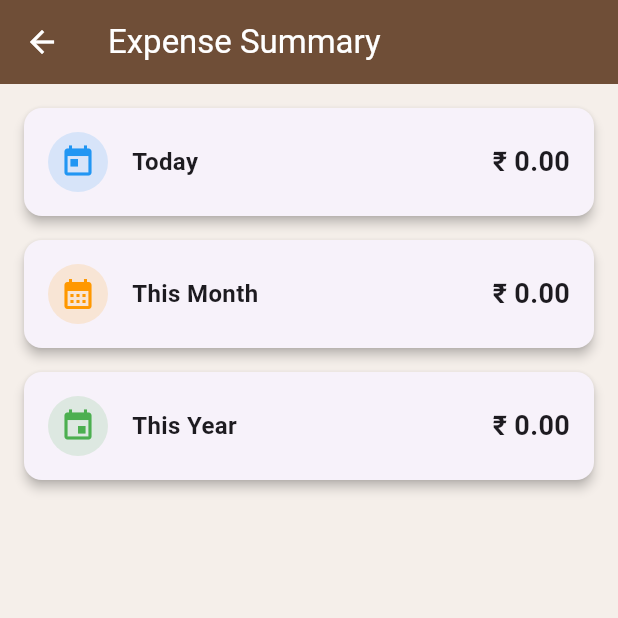
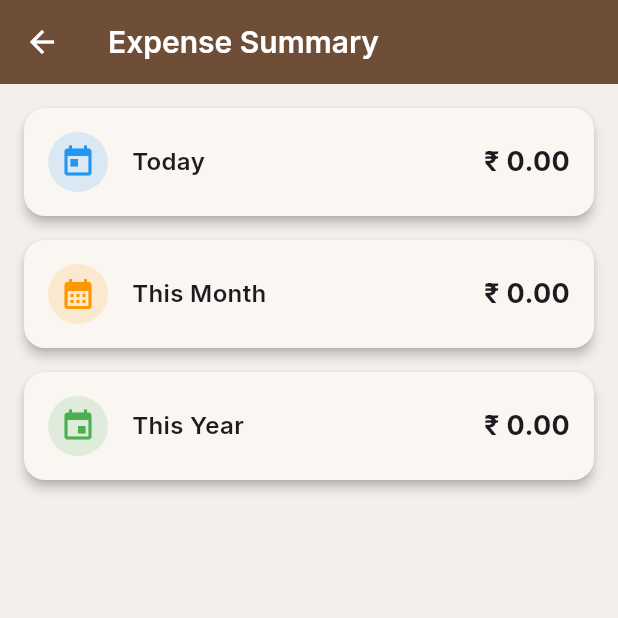
Before and after one commit to CodewithVipin/expense_tracker_app, a Flutter app: the screen it shows after launch, after a tap on the "analytics" icon, on a phone screen of 412 x 824 dp, the top half of it. Run offline on Flutter 3.47's test engine with Material 3 defaults, Android fonts, the phone set to English and light mode, and no system bars; our stand-ins replace google_fonts, sqflite; accounts and stored records are empty.

Commit message:
Expense summary screen updated fully working

```diff
--- a/lib/core/app_theme.dart
+++ b/lib/core/app_theme.dart
@@ -1,23 +1,42 @@
 import 'package:flutter/material.dart';
+import 'package:google_fonts/google_fonts.dart';
 
 class AppTheme {
-  static final ThemeData lightTheme = ThemeData(
-    brightness: Brightness.light,
-    primarySwatch: Colors.brown,
-    scaffoldBackgroundColor: const Color(0xFFF5EFEA),
-    appBarTheme: const AppBarTheme(
+  static ThemeData lightTheme = ThemeData(
+    scaffoldBackgroundColor: const Color(0xFFF4EFEA),
+
+    textTheme: GoogleFonts.interTextTheme().copyWith(
+      titleLarge: GoogleFonts.inter(fontSize: 22, fontWeight: FontWeight.w600),
+      titleMedium: GoogleFonts.inter(fontSize: 16, fontWeight: FontWeight.w500),
+      bodyMedium: GoogleFonts.inter(fontSize: 14, fontWeight: FontWeight.w400),
+    ),
+
+    // ✅ FIXED HERE
+    cardTheme: CardThemeData(
+      color: const Color(0xFFFAF7F3),
+      elevation: 2,
+      shape: RoundedRectangleBorder(borderRadius: BorderRadius.circular(14)),
+    ),
+
+    appBarTheme: AppBarTheme(
+      backgroundColor: const Color(0xFF6F4E37),
+      titleTextStyle: GoogleFonts.inter(
+        fontSize: 20,
+        fontWeight: FontWeight.w600,
+        color: Colors.white,
+      ),
+      iconTheme: const IconThemeData(color: Colors.white),
+    ),
+
+    floatingActionButtonTheme: const FloatingActionButtonThemeData(
       backgroundColor: Color(0xFF6F4E37),
-      foregroundColor: Colors.white,
     ),
   );
 
-  static final ThemeData darkTheme = ThemeData(
-    brightness: Brightness.dark,
-    primarySwatch: Colors.brown,
-    scaffoldBackgroundColor: const Color(0xFF1E1E1E),
-    appBarTheme: const AppBarTheme(
-      backgroundColor: Color(0xFF3E2723),
-      foregroundColor: Colors.white,
+  static ThemeData darkTheme = ThemeData.dark().copyWith(
+    textTheme: GoogleFonts.interTextTheme(ThemeData.dark().textTheme),
+    cardTheme: CardThemeData(
+      shape: RoundedRectangleBorder(borderRadius: BorderRadius.circular(14)),
     ),
   );
 }
--- a/lib/main.dart
+++ b/lib/main.dart
@@ -9,6 +9,16 @@ import 'viewmodels/category_viewmodel.dart';
 import 'viewmodels/theme_viewmodel.dart';
 
 void main() {
+  WidgetsFlutterBinding.ensureInitialized();
+
+  SystemChrome.setSystemUIOverlayStyle(
+    const SystemUiOverlayStyle(
+      statusBarColor: Colors.transparent,
+      statusBarIconBrightness: Brightness.light,
+      statusBarBrightness: Brightness.dark,
+    ),
+  );
+
   runApp(const ExpenseApp());
 }
 
@@ -25,24 +35,12 @@ class ExpenseApp extends StatelessWidget {
       ],
       child: Consumer<ThemeViewModel>(
         builder: (context, themeVM, _) {
-          SystemChrome.setSystemUIOverlayStyle(
-            const SystemUiOverlayStyle(
-              statusBarColor: Colors.transparent,
-              statusBarIconBrightness: Brightness.light,
-              statusBarBrightness: Brightness.dark,
-            ),
-          );
-
-          return AnimatedTheme(
-            data: themeVM.isDark ? AppTheme.darkTheme : AppTheme.lightTheme,
-            duration: const Duration(milliseconds: 200),
-            curve: Curves.easeInOut,
-            child: MaterialApp(
-              debugShowCheckedModeBanner: false,
-              theme: AppTheme.lightTheme,
-              darkTheme: AppTheme.darkTheme,
-              home: const HomeScreen(),
-            ),
+          return MaterialApp(
+            debugShowCheckedModeBanner: false,
+            themeMode: themeVM.themeMode,
+            theme: AppTheme.lightTheme,
+            darkTheme: AppTheme.darkTheme,
+            home: const HomeScreen(),
           );
         },
       ),
--- a/lib/viewmodels/expense_viewmodel.dart
+++ b/lib/viewmodels/expense_viewmodel.dart
@@ -1,10 +1,16 @@
 import 'package:flutter/material.dart';
+
 import '../models/expense_model.dart';
 import '../services/expense_service.dart';
+import '../services/settings_service.dart';
 
 class ExpenseViewModel extends ChangeNotifier {
   final ExpenseService _service = ExpenseService();
+  final SettingsService _settingsService = SettingsService();
 
+  // =========================
+  // 🔹 EXPENSE LIST
+  // =========================
   List<Expense> _expenses = [];
   List<Expense> get expenses => _expenses;
 
@@ -14,19 +20,20 @@ class ExpenseViewModel extends ChangeNotifier {
   double _monthlyBudget = 0;
   double get monthlyBudget => _monthlyBudget;
 
-  void updateMonthlyBudget(double value) {
-    _monthlyBudget = value;
+  /// Load budget from DB (call once on startup)
+  Future<void> loadMonthlyBudget() async {
+    final budget = await _settingsService.getMonthlyBudget();
+    debugPrint('📥 Loaded budget from DB: $budget');
+    _monthlyBudget = budget;
     notifyListeners();
   }
 
-  // =========================
-  // 🔹 YEARLY TOTAL
-  // =========================
-  double get yearTotal {
-    final now = DateTime.now();
-    return _expenses
-        .where((e) => e.date.year == now.year)
-        .fold(0, (sum, e) => sum + e.amount);
+  /// Update + persist budget
+  Future<void> updateMonthlyBudget(double value) async {
+    debugPrint('💾 Saving budget: $value');
+    _monthlyBudget = value;
+    await _settingsService.saveMonthlyBudget(value);
+    notifyListeners();
   }
 
   // =========================
@@ -93,6 +100,13 @@ class ExpenseViewModel extends ChangeNotifier {
         .fold(0, (sum, e) => sum + e.amount);
   }
 
+  double get yearTotal {
+    final now = DateTime.now();
+    return _expenses
+        .where((e) => e.date.year == now.year)
+        .fold(0, (sum, e) => sum + e.amount);
+  }
+
   // =========================
   // 🔹 BUDGET WARNING
   // =========================
--- a/lib/viewmodels/theme_viewmodel.dart
+++ b/lib/viewmodels/theme_viewmodel.dart
@@ -1,12 +1,15 @@
 import 'package:flutter/material.dart';
 
 class ThemeViewModel extends ChangeNotifier {
-  bool _isDark = false;
+  ThemeMode _themeMode = ThemeMode.light;
 
-  bool get isDark => _isDark;
+  ThemeMode get themeMode => _themeMode;
+  bool get isDark => _themeMode == ThemeMode.dark;
 
   void toggleTheme() {
-    _isDark = !_isDark;
+    _themeMode = _themeMode == ThemeMode.dark
+        ? ThemeMode.light
+        : ThemeMode.dark;
     notifyListeners();
   }
 }
--- a/lib/views/home_screen.dart
+++ b/lib/views/home_screen.dart
@@ -1,12 +1,11 @@
-// ignore_for_file: deprecated_member_use
+// ignore_for_file: deprecated_member_use, use_build_context_synchronously, duplicate_ignore
 
+import 'package:expense_tracker/viewmodels/theme_viewmodel.dart';
 import 'package:expense_tracker/views/screen/expense_summary_screen.dart';
 import 'package:expense_tracker/views/screen/manage_categories_screen.dart';
 import 'package:flutter/material.dart';
 import 'package:provider/provider.dart';
-
 import '../../viewmodels/expense_viewmodel.dart';
-import '../../viewmodels/theme_viewmodel.dart';
 import '../widgets/add_expense_dialog.dart';
 import '../widgets/expense_item.dart';
 
@@ -19,6 +18,16 @@ class HomeScreen extends StatefulWidget {
 
 class _HomeScreenState extends State<HomeScreen> {
   final ScrollController _scrollController = ScrollController();
+
+  @override
+  void initState() {
+    super.initState();
+    WidgetsBinding.instance.addPostFrameCallback((_) {
+      final vm = context.read<ExpenseViewModel>();
+      vm.loadMonthlyBudget();
+      vm.loadExpenses();
+    });
+  }
 
   @override
   void didChangeDependencies() {
@@ -37,41 +46,6 @@ class _HomeScreenState extends State<HomeScreen> {
         );
       }
     });
-  }
-
-  void _showEditBudgetDialog(BuildContext context, ExpenseViewModel vm) {
-    final controller = TextEditingController(
-      text: vm.monthlyBudget == 0 ? '' : vm.monthlyBudget.toStringAsFixed(0),
-    );
-
-    showDialog(
-      context: context,
-      builder: (_) => AlertDialog(
-        title: const Text('Set Monthly Budget'),
-        content: TextField(
-          controller: controller,
-          keyboardType: TextInputType.number,
-          decoration: const InputDecoration(
-            labelText: 'Enter amount',
-            prefixText: '₹ ',
-          ),
-        ),
-        actions: [
-          TextButton(
-            onPressed: () => Navigator.pop(context),
-            child: const Text('Cancel'),
-          ),
-          ElevatedButton(
-            onPressed: () {
-              final value = double.tryParse(controller.text.trim()) ?? 0;
-              vm.updateMonthlyBudget(value);
-              Navigator.pop(context);
-            },
-            child: const Text('Save'),
-          ),
-        ],
-      ),
-    );
   }
 
   @override
@@ -109,54 +83,20 @@ class _HomeScreenState extends State<HomeScreen> {
           ),
 
           // 🌗 Theme toggle icon
+          IconButton(
+            icon: const Icon(Icons.brightness_6),
+            tooltip: 'Toggle Theme',
+            onPressed: () {
+              context.read<ThemeViewModel>().toggleTheme();
+            },
+          ),
         ],
       ),
 
-      body: RepaintBoundary(
+      body: Padding(
+        padding: const EdgeInsets.only(bottom: 10),
         child: Column(
           children: [
-            Card(
-              margin: const EdgeInsets.symmetric(horizontal: 12, vertical: 6),
-              child: Padding(
-                padding: const EdgeInsets.all(14),
-                child: Row(
-                  children: [
-                    const Icon(Icons.account_balance_wallet, size: 28),
-                    const SizedBox(width: 12),
-                    Expanded(
-                      child: Column(
-                        crossAxisAlignment: CrossAxisAlignment.start,
-                        children: [
-                          const Text(
-                            'Monthly Budget',
-                            style: TextStyle(fontWeight: FontWeight.w600),
-                          ),
-                          const SizedBox(height: 4),
-                          Text(
-                            expenseVM.monthlyBudget == 0
-                                ? 'Not set'
-                                : '₹ ${expenseVM.monthlyBudget.toStringAsFixed(0)}',
-                            style: const TextStyle(
-                              fontSize: 18,
-                              fontWeight: FontWeight.bold,
-                            ),
-                          ),
-                        ],
-                      ),
-                    ),
-
-                    // ✏️ Edit Button
-                    IconButton(
-                      icon: const Icon(Icons.edit),
-                      onPressed: () {
-                        _showEditBudgetDialog(context, expenseVM);
-                      },
-                    ),
-                  ],
-                ),
-              ),
-            ),
-
             // ☀️ Today
             _summaryCard(
               icon: Icons.today,
@@ -164,31 +104,6 @@ class _HomeScreenState extends State<HomeScreen> {
               amount: expenseVM.todayTotal,
             ),
 
-            // ⚠️ Daily budget warning
-            if (expenseVM.isMonthlyBudgetExceeded)
-              Container(
-                margin: const EdgeInsets.all(12),
-                padding: const EdgeInsets.all(12),
-                decoration: BoxDecoration(
-                  color: Colors.red.withValues(alpha: 0.15),
-                  borderRadius: BorderRadius.circular(8),
-                ),
-                child: const Row(
-                  children: [
-                    Icon(Icons.warning, color: Colors.red),
-                    SizedBox(width: 8),
-                    Expanded(
-                      child: Text(
-                        'Monthly budget exceeded!',
-                        style: TextStyle(
-                          color: Colors.red,
-                          fontWeight: FontWeight.bold,
-                        ),
-                      ),
-                    ),
-                  ],
-                ),
-              ),
             // 🌙 Yesterday
             _summaryCard(
               icon: Icons.nightlight_round,
@@ -203,7 +118,7 @@ class _HomeScreenState extends State<HomeScreen> {
               amount: expenseVM.monthTotal,
             ),
 
-            const Divider(),
+            Divider(thickness: 0.8, color: Colors.brown.withOpacity(0.2)),
 
             // 📋 Expense list (full history)
             Expanded(
@@ -229,7 +144,7 @@ class _HomeScreenState extends State<HomeScreen> {
             builder: (_) => const AddExpenseDialog(),
           );
         },
-        child: const Icon(Icons.add),
+        child: const Icon(Icons.add, color: Colors.grey),
       ),
     );
   }
--- a/lib/views/screen/expense_summary_screen.dart
+++ b/lib/views/screen/expense_summary_screen.dart
@@ -1,5 +1,9 @@
+import 'package:expense_tracker/views/screen/month_overview_screen.dart';
+import 'package:expense_tracker/views/screen/today_expenses_screen.dart';
+import 'package:expense_tracker/views/screen/year_overview_screen.dart';
 import 'package:flutter/material.dart';
 import 'package:provider/provider.dart';
+
 import '../../viewmodels/expense_viewmodel.dart';
 
 class ExpenseSummaryScreen extends StatelessWidget {
@@ -8,35 +12,80 @@ class ExpenseSummaryScreen extends StatelessWidget {
   @override
   Widget build(BuildContext context) {
     final vm = context.watch<ExpenseViewModel>();
+    final now = DateTime.now();
 
     return Scaffold(
       appBar: AppBar(title: const Text('Expense Summary')),
       body: ListView(
         padding: const EdgeInsets.all(16),
         children: [
-          _summaryCard(
+          // =====================
+          // ☀️ TODAY
+          // =====================
+          GestureDetector(
+            onTap: () {
+              Navigator.push(
+                context,
+                MaterialPageRoute(builder: (_) => const TodayExpensesScreen()),
+              );
+            },
+            child: _summaryCard(
               title: 'Today',
               amount: vm.todayTotal,
               icon: Icons.today,
               color: Colors.blue,
             ),
-          _summaryCard(
+          ),
+
+          // =====================
+          // 📆 THIS MONTH
+          // =====================
+          GestureDetector(
+            onTap: () {
+              Navigator.push(
+                context,
+                MaterialPageRoute(
+                  builder: (_) =>
+                      MonthOverviewScreen(year: now.year, month: now.month),
+                ),
+              );
+            },
+            child: _summaryCard(
               title: 'This Month',
               amount: vm.monthTotal,
               icon: Icons.calendar_month,
               color: Colors.orange,
             ),
-          _summaryCard(
+          ),
+
+          // =====================
+          // 🗓️ THIS YEAR
+          // =====================
+          GestureDetector(
+            onTap: () {
+              final currentYear = DateTime.now().year; // ✅ allowed here
+              Navigator.push(
+                context,
+                MaterialPageRoute(
+                  builder: (_) => YearOverviewScreen(year: currentYear),
+                ),
+              );
+            },
+            child: _summaryCard(
               title: 'This Year',
               amount: vm.yearTotal,
               icon: Icons.event,
               color: Colors.green,
+            ),
           ),
         ],
       ),
     );
   }
 
+  // =====================
+  // 🔹 SUMMARY CARD UI
+  // =====================
   Widget _summaryCard({
     required String title,
     required double amount,
--- a/pubspec.yaml
+++ b/pubspec.yaml
@@ -37,6 +37,8 @@ dependencies:
   provider: ^6.1.5+1
   sqflite: ^2.4.2
   path: ^1.9.1
+  google_fonts: ^6.3.3
+  intl: ^0.20.2
 
 dev_dependencies:
   flutter_test:
```
Also changed, not shown: lib/utils/expense_categories.dart (deleted, +0 -15 lines), lib/views/screen/day_expenses_screen.dart (added, +89 -0 lines), lib/views/screen/month_overview_screen.dart (added, +87 -0 lines), lib/views/screen/today_expenses_screen.dart (added, +41 -0 lines), lib/views/screen/year_overview_screen.dart (added, +83 -0 lines), lib/widgets/expense_item.dart (+17 -8 lines), pubspec.lock, 1 other file. Lines whose indentation alone changed are shown as unchanged.
